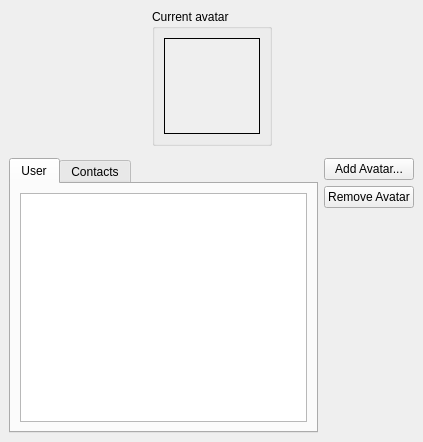
First picture: the form in libkopete/ui/avatarselectorwidget.ui, repository KDE/kopete, before the edit.
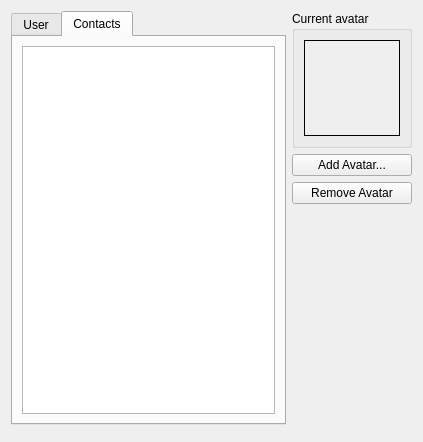
Second picture: the form after the edit. Custom widgets are drawn as their Qt base class.

Commit message: - Adjust the widget layout in order to remove some empty spaces, - Name the tabs as tabUser and tabContacts. - Only enable the Remove button when the tabUser is active - After adding a new avatar, select it and show the tabUser

```diff
--- a/libkopete/ui/avatarselectorwidget.ui
+++ b/libkopete/ui/avatarselectorwidget.ui
@@ -10,47 +10,98 @@
    </rect>
   </property>
   <layout class="QGridLayout" >
-   <property name="margin" >
+   <item row="0" column="0" >
+    <widget class="QTabWidget" name="tabAvatar" >
+     <property name="sizePolicy" >
+      <sizepolicy vsizetype="MinimumExpanding" hsizetype="Expanding" >
+       <horstretch>0</horstretch>
+       <verstretch>0</verstretch>
+      </sizepolicy>
+     </property>
+     <property name="currentIndex" >
+      <number>1</number>
+     </property>
+     <widget class="QWidget" name="tabUser" >
+      <attribute name="title" >
+       <string>User</string>
+      </attribute>
+      <layout class="QGridLayout" >
+       <property name="leftMargin" >
     <number>9</number>
    </property>
-   <property name="spacing" >
+       <property name="topMargin" >
+        <number>9</number>
+       </property>
+       <property name="rightMargin" >
+        <number>9</number>
+       </property>
+       <property name="bottomMargin" >
+        <number>9</number>
+       </property>
+       <property name="horizontalSpacing" >
     <number>6</number>
    </property>
    <item row="0" column="0" >
+        <widget class="QListWidget" name="listUserAvatar" >
+         <property name="alternatingRowColors" >
+          <bool>true</bool>
+         </property>
+         <property name="iconSize" >
+          <size>
+           <width>64</width>
+           <height>64</height>
+          </size>
+         </property>
+        </widget>
+       </item>
+      </layout>
+     </widget>
+     <widget class="QWidget" name="tabContacts" >
+      <attribute name="title" >
+       <string>Contacts</string>
+      </attribute>
     <layout class="QGridLayout" >
-     <property name="margin" >
-      <number>0</number>
-     </property>
-     <property name="spacing" >
-      <number>6</number>
-     </property>
-     <item row="0" column="0" colspan="2" >
-      <layout class="QHBoxLayout" >
-       <property name="margin" >
-        <number>0</number>
+       <property name="leftMargin" >
+        <number>9</number>
+       </property>
+       <property name="topMargin" >
+        <number>9</number>
+       </property>
+       <property name="rightMargin" >
+        <number>9</number>
        </property>
-       <property name="spacing" >
+       <property name="bottomMargin" >
+        <number>9</number>
+       </property>
+       <property name="horizontalSpacing" >
         <number>6</number>
        </property>
-       <item>
-        <spacer>
-         <property name="orientation" >
-          <enum>Qt::Horizontal</enum>
-         </property>
-         <property name="sizeHint" >
+       <property name="verticalSpacing" >
+        <number>6</number>
+       </property>
+       <item row="0" column="0" >
+        <widget class="QListWidget" name="listUserContact" >
+         <property name="alternatingRowColors" >
+          <bool>true</bool>
+         </property>
+         <property name="iconSize" >
           <size>
-           <width>40</width>
-           <height>20</height>
+           <width>64</width>
+           <height>64</height>
           </size>
          </property>
-        </spacer>
+        </widget>
        </item>
+      </layout>
+     </widget>
+    </widget>
+   </item>
+   <item row="0" column="1" >
+    <layout class="QVBoxLayout" >
        <item>
         <widget class="QGroupBox" name="groupBox" >
          <property name="sizePolicy" >
-          <sizepolicy>
-           <hsizetype>0</hsizetype>
-           <vsizetype>0</vsizetype>
+        <sizepolicy vsizetype="Fixed" hsizetype="Fixed" >
            <horstretch>0</horstretch>
            <verstretch>0</verstretch>
           </sizepolicy>
@@ -59,18 +110,28 @@
           <string>Current avatar</string>
          </property>
          <layout class="QGridLayout" >
-          <property name="margin" >
+        <property name="leftMargin" >
            <number>9</number>
           </property>
-          <property name="spacing" >
+        <property name="topMargin" >
+         <number>9</number>
+        </property>
+        <property name="rightMargin" >
+         <number>9</number>
+        </property>
+        <property name="bottomMargin" >
+         <number>9</number>
+        </property>
+        <property name="horizontalSpacing" >
+         <number>6</number>
+        </property>
+        <property name="verticalSpacing" >
            <number>6</number>
           </property>
           <item row="0" column="0" >
            <widget class="QLabel" name="labelAvatarImage" >
             <property name="sizePolicy" >
-             <sizepolicy>
-              <hsizetype>7</hsizetype>
-              <vsizetype>7</vsizetype>
+           <sizepolicy vsizetype="Expanding" hsizetype="Expanding" >
               <horstretch>0</horstretch>
               <verstretch>0</verstretch>
              </sizepolicy>
@@ -108,29 +169,6 @@
         </widget>
        </item>
        <item>
-        <spacer>
-         <property name="orientation" >
-          <enum>Qt::Horizontal</enum>
-         </property>
-         <property name="sizeHint" >
-          <size>
-           <width>101</width>
-           <height>20</height>
-          </size>
-         </property>
-        </spacer>
-       </item>
-      </layout>
-     </item>
-     <item row="2" column="1" >
-      <layout class="QVBoxLayout" >
-       <property name="margin" >
-        <number>0</number>
-       </property>
-       <property name="spacing" >
-        <number>6</number>
-       </property>
-       <item>
         <widget class="QPushButton" name="buttonAddAvatar" >
          <property name="text" >
           <string>Add Avatar...</string>
@@ -159,74 +197,7 @@
        </item>
       </layout>
      </item>
-     <item row="2" column="0" >
-      <widget class="QTabWidget" name="tabAvatar" >
-       <property name="sizePolicy" >
-        <sizepolicy>
-         <hsizetype>7</hsizetype>
-         <vsizetype>3</vsizetype>
-         <horstretch>0</horstretch>
-         <verstretch>0</verstretch>
-        </sizepolicy>
-       </property>
-       <property name="currentIndex" >
-        <number>0</number>
-       </property>
-       <widget class="QWidget" name="tab" >
-        <attribute name="title" >
-         <string>User</string>
-        </attribute>
-        <layout class="QGridLayout" >
-         <property name="margin" >
-          <number>9</number>
-         </property>
-         <property name="spacing" >
-          <number>6</number>
-         </property>
-         <item row="0" column="0" >
-          <widget class="QListWidget" name="listUserAvatar" >
-           <property name="alternatingRowColors" >
-            <bool>true</bool>
-           </property>
-           <property name="iconSize" >
-            <size>
-             <width>64</width>
-             <height>64</height>
-            </size>
-           </property>
-          </widget>
-         </item>
-        </layout>
-       </widget>
-       <widget class="QWidget" name="tab_2" >
-        <attribute name="title" >
-         <string>Contacts</string>
-        </attribute>
-        <layout class="QGridLayout" >
-         <property name="margin" >
-          <number>9</number>
-         </property>
-         <property name="spacing" >
-          <number>6</number>
-         </property>
-         <item row="0" column="0" >
-          <widget class="QListWidget" name="listUserContact" >
-           <property name="alternatingRowColors" >
-            <bool>true</bool>
-           </property>
-           <property name="iconSize" >
-            <size>
-             <width>64</width>
-             <height>64</height>
-            </size>
-           </property>
-          </widget>
-         </item>
-        </layout>
-       </widget>
-      </widget>
-     </item>
-     <item row="1" column="0" >
+   <item row="1" column="0" colspan="2" >
       <widget class="KInformationLabel" name="labelErrorMessage" >
        <property name="iconType" >
         <enum>KInformationLabel::Error</enum>
@@ -234,13 +205,11 @@
       </widget>
      </item>
     </layout>
-   </item>
-  </layout>
  </widget>
  <customwidgets>
   <customwidget>
    <class>KInformationLabel</class>
-   <extends>QFrame</extends>
+   <extends>QWidget</extends>
    <header>kinformationlabel.h</header>
   </customwidget>
  </customwidgets>
```
Left out of the diff: 3 changed lines with no effect on the pictures. Lines whose indentation alone changed are shown as unchanged. The commit also changes 2 other files.
